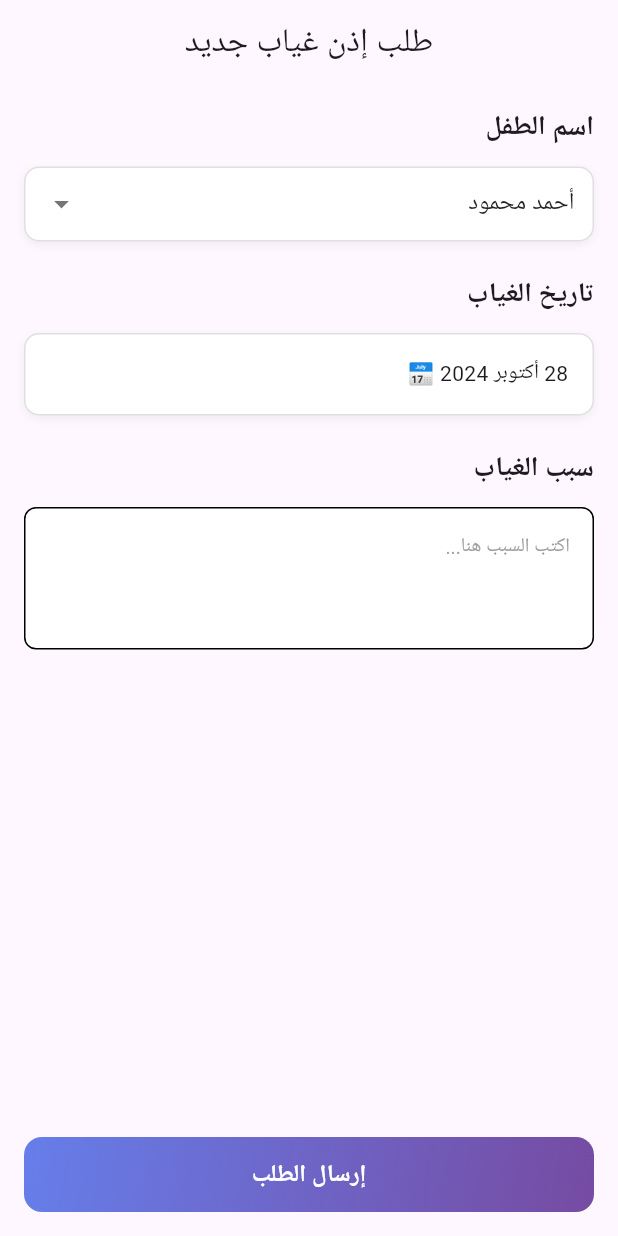
After one commit to Ahmed2120/gymnastics-club, a Flutter app: the RequestPermission screen opened by its route, on a phone screen of 412 x 824 dp. The commit adds this screen. Run offline on Flutter 3.47's test engine with Material 3 defaults, Android fonts, the phone set to English and light mode, and no system bars; our stand-ins replace animate_do, easy_localization, flutter_riverpod, go_router; Roboto replaces fonts that are missing (Cairo).

Commit message:
new pages

```diff
--- a/lib/core/routing/app_router.dart
+++ b/lib/core/routing/app_router.dart
@@ -1,8 +1,10 @@
 import 'package:flutter/material.dart';
 import 'package:go_router/go_router.dart';
+import 'package:gymnastics_club/features/permission/screens/request_permission.dart';
 
 import '../../features/auth/screens/login.dart';
 import '../../features/dashboard.dart';
+import '../../features/permission/screens/permissions_screen.dart';
 
 final GoRouter router = GoRouter(
   initialLocation: '/login',
@@ -15,5 +17,13 @@ final GoRouter router = GoRouter(
       path: '/dashboard',
       builder: (context, state) => const Dashboard(),
     ),
+    GoRoute(
+      path: '/requestPermission',
+      builder: (context, state) => RequestPermission(),
+    ),
+    GoRoute(
+      path: '/permissions',
+      builder: (context, state) => PermissionsScreen(),
+    ),
   ],
 );
--- a/lib/features/auth/screens/login.dart
+++ b/lib/features/auth/screens/login.dart
@@ -34,10 +34,10 @@ class LoginScreen extends StatelessWidget {
 controller: _passwordController,
               isPassword: true,
             ),
-            12.ph,
+            22.ph,
             PrimaryButton(
               text: 'تسحيل الدخول',
-              borderRadius: 60,
+              borderRadius: 10,
               onPressed: (){
                 context.go('/dashboard');
               },
--- /dev/null
+++ b/lib/features/permission/screens/request_permission.dart
@@ -0,0 +1,58 @@
+import 'package:flutter/material.dart';
+import 'package:gymnastics_club/core/utils/extensions/size_extensions.dart';
+import 'package:gymnastics_club/widgets/main_textfield.dart';
+
+import '../../../widgets/custom_button.dart';
+import '../../../widgets/custom_drop_down.dart';
+import '../../../widgets/main_text.dart';
+import '../../../widgets/selected_card.dart';
+
+class RequestPermission extends StatelessWidget {
+  RequestPermission({super.key});
+
+  final _reasonController = TextEditingController();
+
+  @override
+  Widget build(BuildContext context) {
+    return Scaffold(
+      appBar: AppBar(
+        title: MainText('طلب إذن غياب جديد'),
+    centerTitle: true,
+    ),
+      body: ListView(
+        padding: EdgeInsets.all(16),
+        children: [
+          MainText('اسم الطفل', fontSize: 18, fontWeight: FontWeight.w700,),
+          12.ph,
+          CustomDropdown(),
+          22.ph,
+          MainText('تاريخ الغياب', fontSize: 18, fontWeight: FontWeight.w700,),
+          12.ph,
+          SelectedCard(
+            onTap: (){},
+            child: MainText('28 أكتوبر 2024 📅'),
+          ),
+          22.ph,
+          MainText('سبب الغياب', fontSize: 18, fontWeight: FontWeight.w700,),
+          12.ph,
+          MainTextField(
+            controller: _reasonController,
+            borderColor: Colors.black,
+            maxLines: 3,
+            hint: 'اكتب السبب هنا...',
+          ),
+
+        ],
+      ),
+      bottomNavigationBar:  Padding(
+        padding: EdgeInsets.all(16).copyWith(bottom: 16 + MediaQuery.of(context).padding.bottom),
+        child: PrimaryButton(
+          text: 'إرسال الطلب',
+          borderRadius: 12,
+          onPressed: (){
+          },
+        ),
+      ),
+    );
+  }
+}
--- a/lib/widgets/custom_button.dart
+++ b/lib/widgets/custom_button.dart
@@ -169,6 +169,14 @@ class PrimaryButton extends StatelessWidget {
       borderRadius: borderRadius,
       backgroundColor: Theme.of(context).primaryColor,
       textColor: Colors.white,
+      gradient: const LinearGradient(
+      begin: Alignment.topLeft,
+      end: Alignment.bottomRight,
+      colors: [
+        Color(0xFF667eea),
+        Color(0xFF764ba2),
+      ],
+    ),
     );
   }
 }
--- /dev/null
+++ b/lib/widgets/custom_drop_down.dart
@@ -0,0 +1,62 @@
+import 'package:flutter/material.dart';
+
+class CustomDropdown extends StatefulWidget {
+  const CustomDropdown({super.key});
+
+  @override
+  State<CustomDropdown> createState() => _CustomDropdownState();
+}
+
+class _CustomDropdownState extends State<CustomDropdown> {
+  String? selectedValue = 'أحمد محمود';
+
+  final List<String> items = [
+    'أحمد محمود',
+    'محمد علي',
+    'سارة خالد',
+    'خالد يوسف',
+  ];
+
+  @override
+  Widget build(BuildContext context) {
+    return Directionality( // To make it RTL for Arabic
+      textDirection: TextDirection.rtl,
+      child: Container(
+        padding: const EdgeInsets.symmetric(horizontal: 12),
+        decoration: BoxDecoration(
+          color: Colors.white,
+          borderRadius: BorderRadius.circular(10),
+          border: Border.all(color: Colors.grey.shade300),
+          boxShadow: [
+            BoxShadow(
+              color: Colors.black.withOpacity(0.05),
+              blurRadius: 4,
+              offset: const Offset(0, 2),
+            ),
+          ],
+        ),
+        child: DropdownButtonHideUnderline(
+          child: DropdownButton<String>(
+            value: selectedValue,
+            icon: const Icon(Icons.arrow_drop_down, color: Colors.black54),
+            isExpanded: true,
+            items: items.map((String value) {
+              return DropdownMenuItem<String>(
+                value: value,
+                child: Text(
+                  value,
+                  style: const TextStyle(fontSize: 16, color: Colors.black87),
+                ),
+              );
+            }).toList(),
+            onChanged: (newValue) {
+              setState(() {
+                selectedValue = newValue;
+              });
+            },
+          ),
+        ),
+      ),
+    );
+  }
+}
--- /dev/null
+++ b/lib/widgets/selected_card.dart
@@ -0,0 +1,32 @@
+import 'package:flutter/material.dart';
+import 'package:gymnastics_club/widgets/main_text.dart';
+
+class SelectedCard extends StatelessWidget {
+  const SelectedCard({super.key, required this.onTap, required this.child});
+
+  final VoidCallback onTap;
+  final Widget child;
+
+  @override
+  Widget build(BuildContext context) {
+    return GestureDetector(
+      onTap: onTap,
+      child: Container(
+        padding: EdgeInsets.all(16),
+        decoration: BoxDecoration(
+          color: Colors.white,
+          borderRadius: BorderRadius.circular(10),
+          border: Border.all(color: Colors.grey.shade300),
+          boxShadow: [
+            BoxShadow(
+              color: Colors.black.withOpacity(0.05),
+              blurRadius: 4,
+              offset: const Offset(0, 2),
+            ),
+          ],
+        ),
+        child: child,
+      ),
+    );
+  }
+}
```
Also changed, not shown: lib/features/permission/screens/permissions_screen.dart (added, +138 -0 lines), lib/features/profile/screens/profile_page.dart (+14 -4 lines), lib/widgets/main_textfield.dart (+6 -103 lines).
